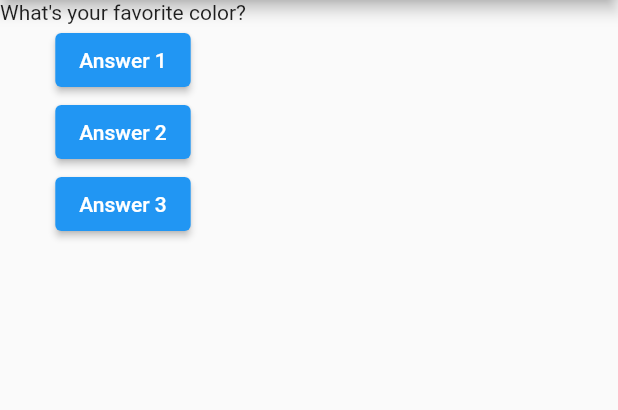
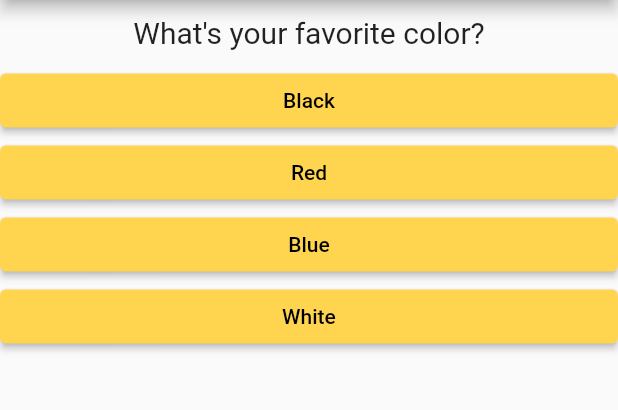
Before and after one commit to AmirSyafiq2112/basic_application, a Flutter app: the screen it shows after launch, on a phone screen of 412 x 824 dp, the part 84-494 px from its top. Run offline on Flutter 3.47's test engine with Material 2 defaults, Android fonts, the phone set to English and light mode, and no system bars.

Commit message:
updated quiz and answer, split widget

```diff
--- /dev/null
+++ b/lib/answer.dart
@@ -0,0 +1,29 @@
+import 'package:flutter/material.dart';
+
+class Answer extends StatelessWidget {
+  final Function selectHandler;
+  final String answerText;
+
+  Answer({this.selectHandler, this.answerText});
+
+  @override
+  Widget build(BuildContext context) {
+    return Container(
+      width: double.infinity,
+      child: ElevatedButton(
+        style: ButtonStyle(
+          backgroundColor: MaterialStateProperty.all(Colors.amber[300]),
+          foregroundColor: MaterialStateProperty.all(Colors.black),
+        ),
+        onPressed: selectHandler,
+        child: Text(answerText),
+      ),
+      //  ElevatedButton(
+      //       onPressed:
+      //           _answerQuestion, //pass reference of function instead of function
+      //       // child: Text(question.first),
+      //       child: Text('Answer 1'),
+      //     ),
+    );
+  }
+}
--- a/lib/main.dart
+++ b/lib/main.dart
@@ -1,4 +1,6 @@
 import 'package:flutter/material.dart';
+import 'quiz.dart';
+import 'result.dart';
 
 // void main() {
 //   runApp(MyApp());
@@ -12,24 +14,52 @@ class MyApp extends StatefulWidget {
 }
 
 class _MyAppState extends State<MyApp> {
-  var questionIndex = 0;
+  final _questions = const [
+    {
+      'questionText': 'What\'s your favorite color?',
+      'answers': [
+        'Black',
+        'Red',
+        'Blue',
+        'White',
+      ]
+    },
+    {
+      'questionText': 'What\'s your favorite animal?',
+      'answers': [
+        'Rabbit',
+        'Snake',
+        'Elephant',
+        'Lion',
+      ]
+    },
+    {
+      'questionText': 'Who\'s your favorite instructor?',
+      'answers': [
+        'Net Ninja',
+        'Max',
+        'Hex',
+        'Codetrain',
+      ]
+    },
+  ]; //can be accessed in build
 
-  var question = ['test', 'test2'];
-  //can be accessed in build
-  void answerQuestion() {
+  var _questionIndex = 0;
+
+  void _answerQuestion() {
+    // if (_questionIndex < (_questions.length - 1))
     setState(() {
-      if (questionIndex < 1) questionIndex = questionIndex + 1;
+      _questionIndex = _questionIndex + 1;
     });
-    print(questionIndex);
+    // else
+    //   setState(() {
+    //     _questionIndex = 0;
+    //   });
+    print(_questionIndex);
   }
 
   @override
   Widget build(BuildContext context) {
-    var questions = [
-      'What\'s your favorite color?',
-      'What\'s your favorite animal?',
-    ]; //will be execute everytime it rebuild
-
     return MaterialApp(
       debugShowCheckedModeBanner: false,
       home: Scaffold(
@@ -38,29 +68,13 @@ class _MyAppState extends State<MyApp> {
           centerTitle: true,
           title: Text('Basic Application'),
         ),
-        body: Column(children: <Widget>[
-          Text(questions[questionIndex]),
-          ElevatedButton(
-            onPressed:
-                answerQuestion, //pass reference of function instead of function
-            // child: Text(question.first),
-            child: Text('Answer 1'),
-          ),
-          ElevatedButton(
-            onPressed: () {
-              answerQuestion(); //pass function on pressed because it is in anonymous function
-            },
-            // child: Text(questions.elementAt(1)),
-            child: Text('Answer 2'),
-          ),
-          ElevatedButton(
-            onPressed: () {
-              print('Answer 3');
-            },
-            // child: Text(questions[0]),
-            child: Text('Answer 3'),
-          ),
-        ]),
+        body: _questionIndex < _questions.length
+            ? Quiz(
+                questions: _questions,
+                questionIndex: _questionIndex,
+                answerQuestion: _answerQuestion,
+              )
+            : Result(),
       ),
     );
   }
--- /dev/null
+++ b/lib/question.dart
@@ -0,0 +1,24 @@
+import 'package:flutter/src/foundation/key.dart';
+import 'package:flutter/src/widgets/framework.dart';
+import 'package:flutter/src/widgets/placeholder.dart';
+
+import 'package:flutter/material.dart';
+
+class Question extends StatelessWidget {
+  final String questionText;
+
+  Question(this.questionText);
+
+  @override
+  Widget build(BuildContext context) {
+    return Container(
+      width: double.infinity,
+      margin: EdgeInsets.all(10),
+      child: Text(
+        questionText,
+        style: TextStyle(fontSize: 20),
+        textAlign: TextAlign.center,
+      ),
+    );
+  }
+}
--- /dev/null
+++ b/lib/quiz.dart
@@ -0,0 +1,25 @@
+import 'package:flutter/material.dart';
+
+import 'question.dart';
+import 'answer.dart';
+
+class Quiz extends StatelessWidget {
+  final List<Map<String, Object>> questions;
+  final int questionIndex;
+  final Function answerQuestion;
+
+  Quiz(
+      {@required this.questions,
+      @required this.questionIndex,
+      @required this.answerQuestion});
+
+  @override
+  Widget build(BuildContext context) {
+    return Column(children: <Widget>[
+      Question(questions[questionIndex]['questionText']),
+      ...(questions[questionIndex]['answers'] as List<String>).map((answer) {
+        return Answer(selectHandler: answerQuestion, answerText: answer);
+      }).toList(),
+    ]);
+  }
+}
--- /dev/null
+++ b/lib/result.dart
@@ -0,0 +1,10 @@
+import 'package:flutter/material.dart';
+
+class Result extends StatelessWidget {
+  @override
+  Widget build(BuildContext context) {
+    return Center(
+      child: Text('You did it!'),
+    );
+  }
+}
```
